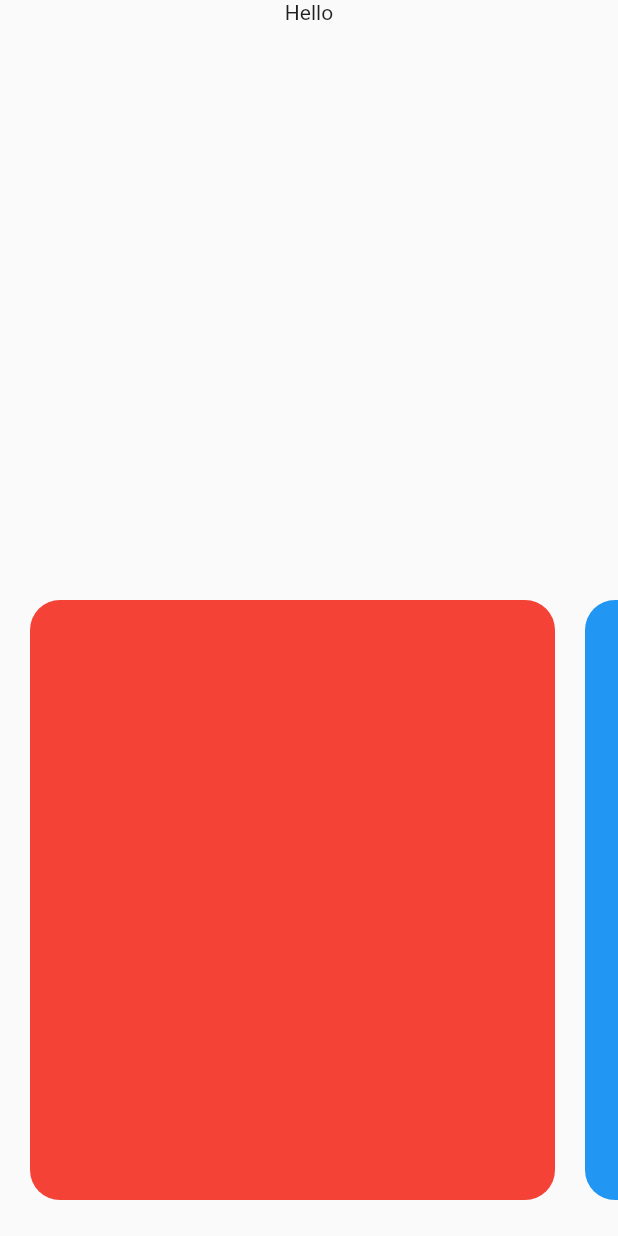
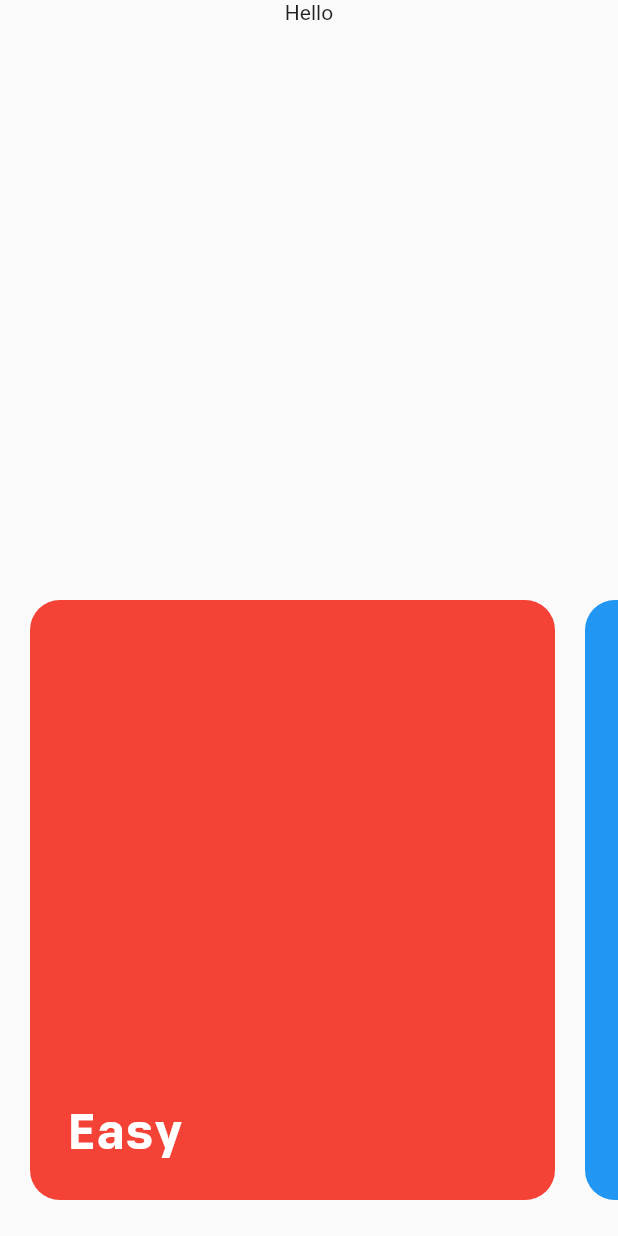
Before and after one commit to vinnyhoward/simple-flutter-quiz-app, a Flutter app: the screen it shows after launch, on a phone screen of 412 x 824 dp. Run offline on Flutter 3.47's test engine with Material 2 defaults, Android fonts, the phone set to English and light mode, and no system bars.

Commit message:
adding content in home cards

```diff
--- a/lib/home/difficultyList.dart
+++ b/lib/home/difficultyList.dart
@@ -1,5 +1,5 @@
 import 'package:flutter/material.dart';
-import '../main.dart';
+import '../shared/styles/styles.dart';
 
 class DifficultyList extends StatelessWidget {
   DifficultyList();
@@ -17,17 +17,20 @@ class DifficultyList extends StatelessWidget {
               width: 350.0,
               height: 400.0,
               margin: EdgeInsets.symmetric(horizontal: 10.0),
+              padding: EdgeInsets.all(25.0),
               decoration: BoxDecoration(
                   color: Colors.red,
                   borderRadius: BorderRadius.all(Radius.circular(20))),
-              child: InkWell(
-                onTap: () {
-                  Navigator.push(
-                    context,
-                    MaterialPageRoute(builder: (context) => Quiz()),
-                  );
-                },
-                child: Container(height: 200, width: 200),
+              child: Column(
+                crossAxisAlignment: CrossAxisAlignment.start,
+                mainAxisSize: MainAxisSize.max,
+                mainAxisAlignment: MainAxisAlignment.end,
+                children: [
+                  Text(
+                    'Easy',
+                    style: CardHeader,
+                  ),
+                ],
               ),
             ),
             Container(
@@ -66,3 +69,13 @@ class DifficultyList extends StatelessWidget {
         ));
   }
 }
+
+// child: InkWell(
+//   onTap: () {
+//     Navigator.push(
+//       context,
+//       MaterialPageRoute(builder: (context) => Quiz()),
+//     );
+//   },
+//   child: Container(height: 200, width: 200),
+// ),
--- a/lib/shared/styles/styles.dart
+++ b/lib/shared/styles/styles.dart
@@ -1,5 +1,6 @@
 import 'package:flutter/Material.dart';
 
+const ExtraLargeTextSize = 32.0;
 const LargeTextSize = 26.0;
 const MediumTextSize = 20.0;
 const BodyTextSize = 16.0;
@@ -24,3 +25,10 @@ const ResultMessageStyles = TextStyle(
   fontWeight: FontWeight.w600,
   fontSize: BodyTextSize,
 );
+
+const CardHeader = TextStyle(
+  fontFamily: FontNameDefault,
+  fontWeight: FontWeight.w900,
+  fontSize: ExtraLargeTextSize,
+  color: Colors.white,
+);
```
